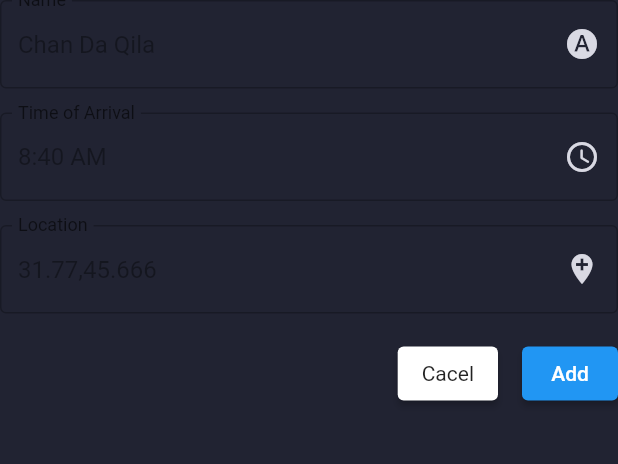
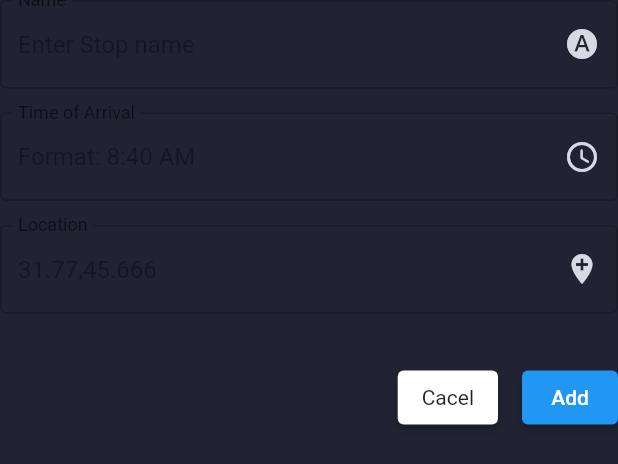
Before and after one commit to thenumanahmed/flutter_route_application, a Flutter app: the AddStop widget shown alone on an empty page, opened directly, on a phone screen of 412 x 824 dp. Shown: the top 464 px of the screen. Run offline on Flutter 3.47's test engine with Material 2 defaults, Android fonts, the phone set to English and light mode, and no system bars; our stand-ins replace fl_chart, flutter_dotenv, flutter_map, flutter_svg, get, latlong2; missing offline and left inert: mapbox_gl, mongo_dart; statements that could not run were skipped; project files that could hold a hidden picture were left out.

Commit message:
Add Stop + Edit Stop Working

```diff
--- a/lib/functions/custom_scafold.dart
+++ b/lib/functions/custom_scafold.dart
@@ -1,5 +1,5 @@
 import 'package:flutter/material.dart';
 
-void customSnackbar(BuildContext context, String message) =>
-    ScaffoldMessenger.of(context)
-        .showSnackBar(SnackBar(content: Text(message)));
+void customSnackbar(BuildContext context, bool isSuccess, String message) =>
+    ScaffoldMessenger.of(context).showSnackBar(SnackBar(
+        content: Text('${isSuccess ? 'Success' : 'Error'} : $message !')));
--- a/lib/screens/tracks/components/edit_track/add_stop.dart
+++ b/lib/screens/tracks/components/edit_track/add_stop.dart
@@ -1,3 +1,6 @@
+import 'package:dashboard_route_app/dbHelper/mongo_db.dart';
+import 'package:dashboard_route_app/functions/custom_scafold.dart';
+import 'package:dashboard_route_app/screens/tracks/components/edit_track/stop_form.dart';
 import 'package:latlong2/latlong.dart';
 
 import 'package:flutter/material.dart';
@@ -10,6 +13,7 @@ import '../../../../configs/map/flutter_map.dart';
 import '../../../../configs/themes/custom_text_styles.dart';
 import '../../../../configs/themes/ui_parameters.dart';
 import '../../../../controllers/track/edit_controller.dart';
+import '../../../../functions/latlng_string.dart';
 import '../../../../models/track.dart';
 import '../../../../widgets/custom_alert_buttons.dart';
 import '../../../../widgets/custom_icon_button.dart';
@@ -43,6 +47,29 @@ class _AddStopState extends State<AddStop> {
     super.initState();
   }
 
+  @override
+  Widget build(BuildContext context) {
+    final tc = Get.find<TracksController>();
+    final ec = Get.find<EditController>();
+
+    return Column(
+      mainAxisSize: MainAxisSize.min,
+      children: [
+        StopForm(
+          name: name,
+          time: time,
+          location: location,
+          formKey: GlobalKey(),
+        ),
+        kHeightSpace,
+        CustomAlertButton(
+          title: 'Add',
+          onTap: () => addStop(tc, ec),
+        ),
+      ],
+    );
+  }
+
   void initializeValues() {
     final tc = Get.find<TracksController>();
     final ec = Get.find<EditController>();
@@ -61,32 +88,11 @@ class _AddStopState extends State<AddStop> {
       center = kUetMainPoint;
       time.text = timeOfDayToString(TimeOfDay.now());
     }
+    location.text = latLngToString(center);
   }
 
-  @override
-  Widget build(BuildContext context) {
-    final tc = Get.find<TracksController>();
-    final ec = Get.find<EditController>();
-
-    return Form(
-      child: Column(
-        mainAxisSize: MainAxisSize.min,
-        children: [
-          nameField(name, defaultName),
-          kHeightSpace,
-          timeField(time, context),
-          kHeightSpace,
-          Flexible(
-            child: SetLocation(
-              location: location,
-            ),
-          ),
-          kHeightSpace,
-          CustomAlertButton(
-            title: 'Add',
-            onTap: () {
-              tc.tracks[ec.tIndex.value].stops.add(
-                Stop(
+  void addStop(TracksController tc, EditController ec) {
+    Stop toAddStop = Stop(
         id: mongo.ObjectId(),
         trackId: tc.tracks[ec.tIndex.value].id,
         name: name.text,
@@ -94,64 +100,17 @@ class _AddStopState extends State<AddStop> {
         isStop: true,
         stopNo: tc.tracks[ec.tIndex.value].stops.length,
         latitude: center.latitude,
-                    longitude: center.longitude),
-              );
+        longitude: center.longitude);
+
+    MongoDatabase.addStop(toAddStop).then((value) {
+      if (value == true) {
+        tc.tracks[ec.tIndex.value].stops.add(toAddStop);
         ec.doUpdate();
         Navigator.pop(context);
-            },
-          ),
-        ],
-      ),
-    );
-  }
-
-  Flexible timeField(TextEditingController time, BuildContext context) {
-    return Flexible(
-      child: TextFormField(
-        controller: time,
-        style: kTextStyle,
-        decoration: InputDecoration(
-          labelText: 'Time of Arrival',
-          hintText: '8:40 AM',
-          hintStyle: kHintStyle,
-          floatingLabelBehavior: FloatingLabelBehavior.always,
-          suffixIcon: CustomSuffixButton(
-            onTap: () {
-              showTimePicker(
-                context: context,
-                initialTime: stringToTimeOfDay(time.text),
-              ).then((value) {
-                if (value != null) {
-                  time.text = value.format(context);
+        customSnackbar(context, true, 'Stop Added');
+      } else {
+        customSnackbar(context, false, 'Stop not Added');
       }
     });
-            },
-            message: 'Set Time',
-            icon: Icons.access_time_rounded,
-          ),
-        ),
-      ),
-    );
-  }
-
-  Flexible nameField(TextEditingController name, String defaultName) {
-    return Flexible(
-        child: TextFormField(
-      controller: name,
-      style: kTextStyle,
-      decoration: InputDecoration(
-        labelText: 'Name',
-        hintText: 'Chan Da Qila',
-        hintStyle: kHintStyle,
-        floatingLabelBehavior: FloatingLabelBehavior.always,
-        suffixIcon: CustomSuffixButton(
-          icon: Icons.hdr_auto_sharp,
-          onTap: () {
-            name.text = defaultName;
-          },
-          message: 'Auto Genrate Name',
-        ),
-      ),
-    ));
   }
 }
--- a/lib/screens/tracks/components/edit_track/edit_stop.dart
+++ b/lib/screens/tracks/components/edit_track/edit_stop.dart
@@ -88,11 +88,11 @@ class _EditStopState extends State<EditStop> {
       if (value == true) {
         // Update Localy
         tc.tracks[widget.tIndex].stops[widget.sIndex] = toUpdateStop;
-        customSnackbar(context, 'Success: Stop Updated!');
+        customSnackbar(context, true, 'Stop Updated!');
         ec.doUpdate();
       } else {
         // Error
-        customSnackbar(context, 'Error: Stop not Updated!');
+        customSnackbar(context, true, 'Stop not Updated!');
       }
     });
     // update Stop in mongodb
--- a/lib/screens/tracks/components/edit_track/edit_track.dart
+++ b/lib/screens/tracks/components/edit_track/edit_track.dart
@@ -9,12 +9,12 @@ import '../../../../models/track.dart';
 import '../../../../widgets/custom_data_table/action_buttons.dart';
 import '../../../../widgets/custom_data_table/table_header.dart';
 import '../../../../widgets/custom_list/custom_list.dart';
-import '../view_track/view_track_map.dart';
 import '../../../../widgets/edit_text.dart';
 import '../../../../widgets/header_list_area.dart';
+import '../view_track/view_track_map.dart';
 
 import './edit_stop.dart';
-import 'add_stop.dart';
+import './add_stop.dart';
 
 class EditTrack extends StatelessWidget {
   const EditTrack({super.key});
--- a/lib/screens/tracks/components/edit_track/set_location.dart
+++ b/lib/screens/tracks/components/edit_track/set_location.dart
@@ -38,11 +38,13 @@ class _SetLocationState extends State<SetLocation> {
         floatingLabelBehavior: FloatingLabelBehavior.always,
         suffixIcon: CustomSuffixButton(
           onTap: () {
+            print('hi');
             customDialog(
               context: context,
               title: 'Set Marker',
               widget: setMarker(context, widget.location),
             );
+            print('hi');
           },
           message: 'Set Location by Map',
           icon: Icons.add_location,
--- a/lib/screens/tracks/components/view_track/view_track_map.dart
+++ b/lib/screens/tracks/components/view_track/view_track_map.dart
@@ -17,8 +17,7 @@ class ViewTrackMap extends StatelessWidget {
   Widget build(BuildContext context) {
     final mp = MapController();
 
-    return Flexible(
-      child: FlutterMap(
+    return FlutterMap(
       mapController: mp,
       options: MapOptions(
         onTap: (tapPosition, point) {
@@ -38,7 +37,7 @@ class ViewTrackMap extends StatelessWidget {
         interactiveFlags: InteractiveFlag.all & ~InteractiveFlag.rotate,
         // maxBounds: LatLngBounds([LatLng(_latitude, _longitude),LatLng(_latitude, _longitude)])
       ),
-        nonRotatedChildren: [],
+      nonRotatedChildren: const [],
       children: [
         kTileLayer,
         PolylineLayer(
@@ -48,7 +47,6 @@ class ViewTrackMap extends StatelessWidget {
           markers: getMarkers(track.stops),
         ),
       ],
-      ),
     );
   }
 }
```
Lines whose indentation alone changed are shown as unchanged.
